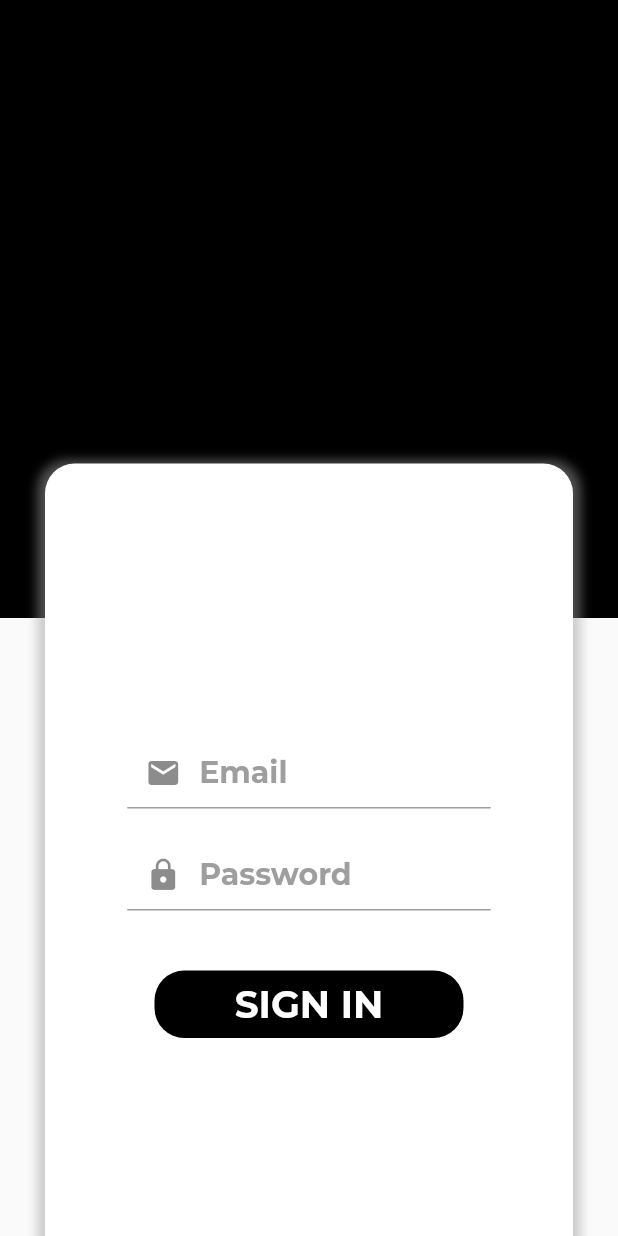
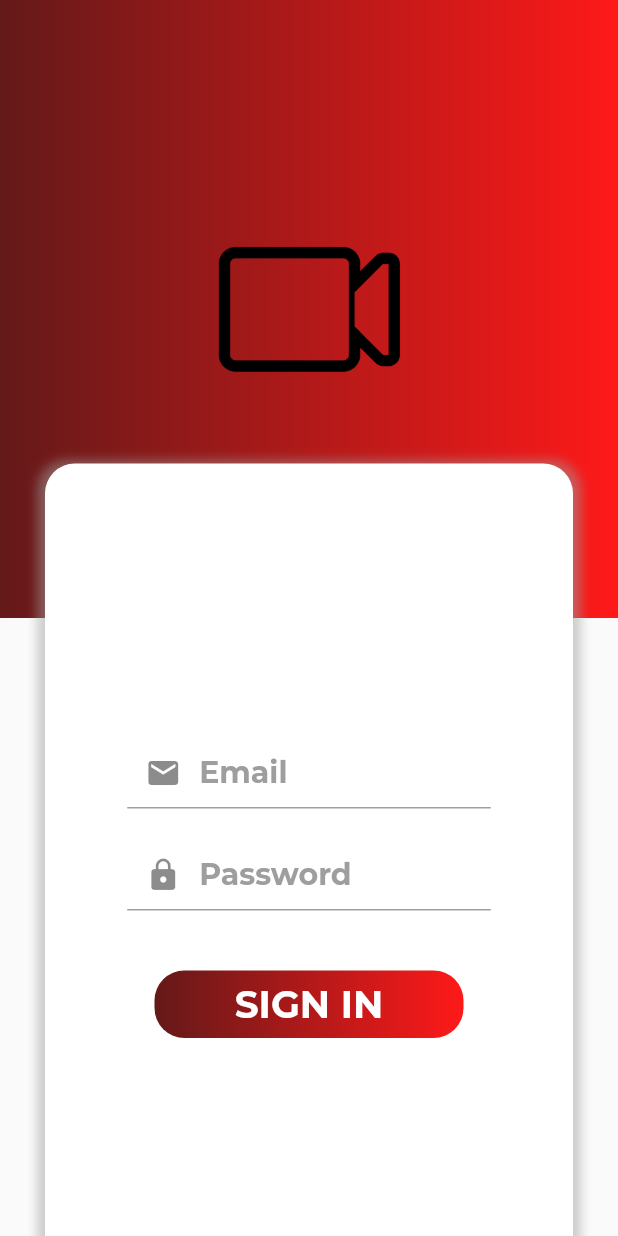
Before and after one commit to sagnikghoshcr7/floom-meet, a Flutter app: the NavigateAuthScreen screen opened directly, after a tap on "SIGN IN", on a phone screen of 412 x 824 dp. Run offline on Flutter 3.47's test engine with Material 2 defaults, Android fonts, the phone set to English and light mode, and no system bars; our stand-ins replace cloud_firestore, firebase_auth, firebase_core, google_fonts, introduction_screen; accounts and stored records are empty; network calls fail.

Commit message:
gradient deprecation bug fixes

```diff
--- a/lib/screens/authentication/loginScreen.dart
+++ b/lib/screens/authentication/loginScreen.dart
@@ -1,7 +1,6 @@
 import 'package:firebase_auth/firebase_auth.dart';
 import 'package:floom_meet/variables.dart';
 import 'package:flutter/material.dart';
-import 'package:flutter_gradient_colors/flutter_gradient_colors.dart';
 
 class LoginScreen extends StatefulWidget {
   @override
@@ -21,7 +20,7 @@ class _LoginScreenState extends State<LoginScreen> {
             width: MediaQuery.of(context).size.width,
             height: MediaQuery.of(context).size.height / 2,
             decoration: BoxDecoration(
-              gradient: LinearGradient(colors: GradientColors.blue),
+              gradient: LinearGradient(colors: [Color.fromRGBO(100, 25, 25, 1), Color.fromRGBO(255, 25, 25, 1)]),
             ),
             child: Center(
               child: Image.asset(
@@ -109,9 +108,7 @@ class _LoginScreenState extends State<LoginScreen> {
                       width: MediaQuery.of(context).size.width / 2,
                       height: 45,
                       decoration: BoxDecoration(
-                        gradient: LinearGradient(
-                          colors: GradientColors.beautifulGreen,
-                        ),
+                        gradient: LinearGradient(colors: [Color.fromRGBO(100, 25, 25, 1), Color.fromRGBO(255, 25, 25, 1)]),
                         borderRadius: BorderRadius.circular(20),
                       ),
                       child: Center(
--- a/lib/screens/authentication/navigateauthscreen.dart
+++ b/lib/screens/authentication/navigateauthscreen.dart
@@ -2,7 +2,6 @@ import 'package:floom_meet/screens/authentication/loginScreen.dart';
 import 'package:floom_meet/screens/authentication/registerScreen.dart';
 import 'package:floom_meet/variables.dart';
 import 'package:flutter/material.dart';
-import 'package:flutter_gradient_colors/flutter_gradient_colors.dart';
 
 class NavigateAuthScreen extends StatefulWidget {
   @override
@@ -20,7 +19,7 @@ class _NavigateAuthScreenState extends State<NavigateAuthScreen> {
             width: MediaQuery.of(context).size.width,
             height: MediaQuery.of(context).size.height / 2,
             decoration: BoxDecoration(
-              gradient: LinearGradient(colors: GradientColors.blue),
+              gradient: LinearGradient(colors: [Color.fromRGBO(100, 25, 25, 1), Color.fromRGBO(255, 25, 25, 1)]),
             ),
             child: Center(
               child: Image.asset(
@@ -59,9 +58,7 @@ class _NavigateAuthScreenState extends State<NavigateAuthScreen> {
                       width: MediaQuery.of(context).size.width / 2,
                       height: 60,
                       decoration: BoxDecoration(
-                        gradient: LinearGradient(
-                          colors: GradientColors.beautifulGreen,
-                        ),
+                        gradient: LinearGradient(colors: [Color.fromRGBO(100, 25, 25, 1), Color.fromRGBO(255, 25, 25, 1)]),
                         borderRadius: BorderRadius.circular(20),
                       ),
                       child: Center(
@@ -79,9 +76,7 @@ class _NavigateAuthScreenState extends State<NavigateAuthScreen> {
                       width: MediaQuery.of(context).size.width / 2,
                       height: 60,
                       decoration: BoxDecoration(
-                        gradient: LinearGradient(
-                          colors: GradientColors.pink,
-                        ),
+                        gradient: LinearGradient(colors: [Color.fromRGBO(100, 25, 25, 1), Color.fromRGBO(255, 25, 25, 1)]),
                         borderRadius: BorderRadius.circular(20),
                       ),
                       child: Center(
--- a/lib/screens/authentication/registerScreen.dart
+++ b/lib/screens/authentication/registerScreen.dart
@@ -1,7 +1,6 @@
 import 'package:firebase_auth/firebase_auth.dart';
 import 'package:floom_meet/variables.dart';
 import 'package:flutter/material.dart';
-import 'package:flutter_gradient_colors/flutter_gradient_colors.dart';
 
 class RegisterScreen extends StatefulWidget {
   @override
@@ -22,7 +21,7 @@ class _RegisterScreenState extends State<RegisterScreen> {
             width: MediaQuery.of(context).size.width,
             height: MediaQuery.of(context).size.height / 2,
             decoration: BoxDecoration(
-              gradient: LinearGradient(colors: GradientColors.blue),
+              gradient: LinearGradient(colors: [Color.fromRGBO(100, 25, 25, 1), Color.fromRGBO(255, 25, 25, 1)]),
             ),
             child: Center(
               child: Image.asset(
@@ -129,9 +128,7 @@ class _RegisterScreenState extends State<RegisterScreen> {
                       width: MediaQuery.of(context).size.width / 2,
                       height: 45,
                       decoration: BoxDecoration(
-                        gradient: LinearGradient(
-                          colors: GradientColors.pink,
-                        ),
+                        gradient: LinearGradient(colors: [Color.fromRGBO(100, 25, 25, 1), Color.fromRGBO(255, 25, 25, 1)]),
                         borderRadius: BorderRadius.circular(20),
                       ),
                       child: Center(
--- a/lib/variables.dart
+++ b/lib/variables.dart
@@ -1,5 +1,4 @@
 import 'package:cloud_firestore/cloud_firestore.dart';
-import 'package:firebase_core/firebase_core.dart';
 import 'package:flutter/material.dart';
 import 'package:google_fonts/google_fonts.dart';
 
```
